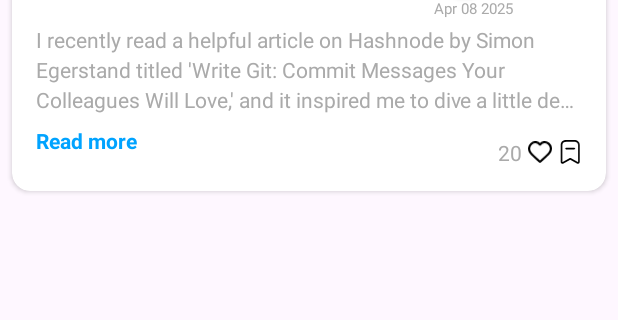
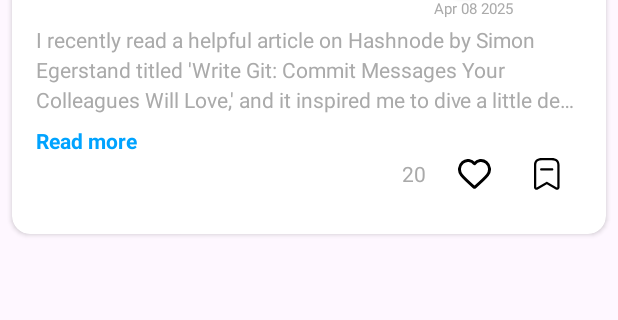
Before and after one commit to baothanh13/BlogApp, an Android app: the layout blog_item.xml on its own in the app's theme, with its tools: preview values and no code run, on a phone screen of 412 x 824 dp, the part 98-418 px from its top. Run offline under Robolectric (Android 15) with nearby library versions, the phone set to English and light mode, and no system bars; Roboto replaces fonts that are not available here.

```diff
--- a/app/src/main/java/com/example/blogapp/MainActivity.kt
+++ b/app/src/main/java/com/example/blogapp/MainActivity.kt
@@ -112,7 +112,6 @@ class MainActivity : AppCompatActivity() {
             }
         }
     }
-
     private fun getCurrentDate(): String {
         return java.text.SimpleDateFormat("yyyy-MM-dd", java.util.Locale.getDefault())
             .format(java.util.Date())
--- a/app/src/main/java/com/example/blogapp/Model/BlogItemModel.kt
+++ b/app/src/main/java/com/example/blogapp/Model/BlogItemModel.kt
@@ -11,7 +11,7 @@ data class BlogItemModel(
         var post: String = "",
         var date: String = "",
         var likeCount: Int = 0,
-        var saved: Boolean = false,  // Removed redundant 'liked' field
+        var saved: Boolean = false,
         var profileImageUrl: String = "",
         var postID: String = "",
         var likes: MutableMap<String, Boolean> = mutableMapOf()
@@ -45,7 +45,6 @@ data class BlogItemModel(
                 parcel.writeByte(if (saved) 1 else 0)
                 parcel.writeString(profileImageUrl)
                 parcel.writeString(postID)
-
                 parcel.writeInt(likes.size)
                 likes.forEach { (key, value) ->
                         parcel.writeString(key)
--- a/app/src/main/res/layout/blog_item.xml
+++ b/app/src/main/res/layout/blog_item.xml
@@ -108,6 +108,7 @@
             app:layout_constraintTop_toBottomOf="@id/post"/>
 
         <!-- Like Count + Icons -->
+        <!-- Replace the LinearLayout containing buttons with this: -->
         <LinearLayout
             android:layout_width="wrap_content"
             android:layout_height="wrap_content"
@@ -124,21 +125,33 @@
                 android:text="20"
                 android:textColor="@android:color/darker_gray"
                 android:textSize="14sp"
-                android:layout_marginEnd="4dp"/>
+                android:layout_marginEnd="8dp"/>
 
-            <ImageView
+            <!-- Like Button -->
+            <ImageButton
                 android:id="@+id/likeButton"
-                android:layout_width="16dp"
-                android:layout_height="16dp"
-                android:layout_marginEnd="4dp"
-                android:src="@drawable/heart_black"/>
+                android:layout_width="48dp"
+                android:layout_height="48dp"
+                android:scaleType="center"
+                android:background="?attr/selectableItemBackgroundBorderless"
+                android:padding="16dp"
+                android:src="@drawable/heart_black"
+                />
+<!--                android:contentDescription="@string/like_button"/>-->
 
-            <ImageView
+            <!-- Save Button - Fixed Version -->
+            <ImageButton
                 android:id="@+id/postsaveButton"
-                android:layout_width="16dp"
-                android:layout_height="16dp"
-                android:src="@drawable/unsave_articles_black"/>
+                android:layout_width="48dp"
+                android:layout_height="48dp"
+                android:scaleType="center"
+                android:background="?attr/selectableItemBackgroundBorderless"
+                android:padding="16dp"
+                android:src="@drawable/unsave_articles_black"
+
+                android:clickable="true"
+                android:focusable="true"
+       />
         </LinearLayout>
-
     </androidx.constraintlayout.widget.ConstraintLayout>
 </androidx.cardview.widget.CardView>
--- a/app/src/main/res/values/strings.xml
+++ b/app/src/main/res/values/strings.xml
@@ -1,3 +1,5 @@
 <resources>
-    <string name="app_name">Blog App</string>
+    <string name="app_name">Blog App
+    <string name="save_button">Save article</string>
+<string name="like_button">Like article</string></string>
 </resources>
```
Also changed, not shown: app/src/main/java/com/example/blogapp/adapter/BlogAdapter.kt (+86 -42 lines).
